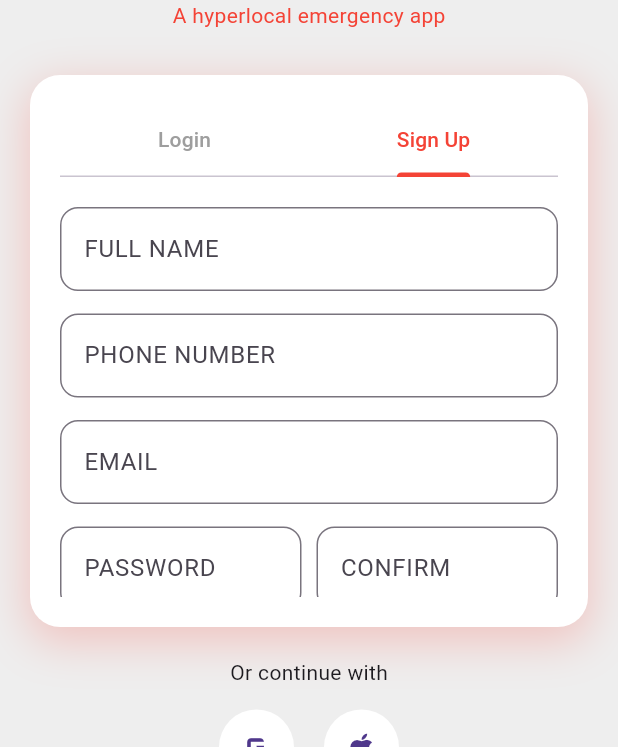
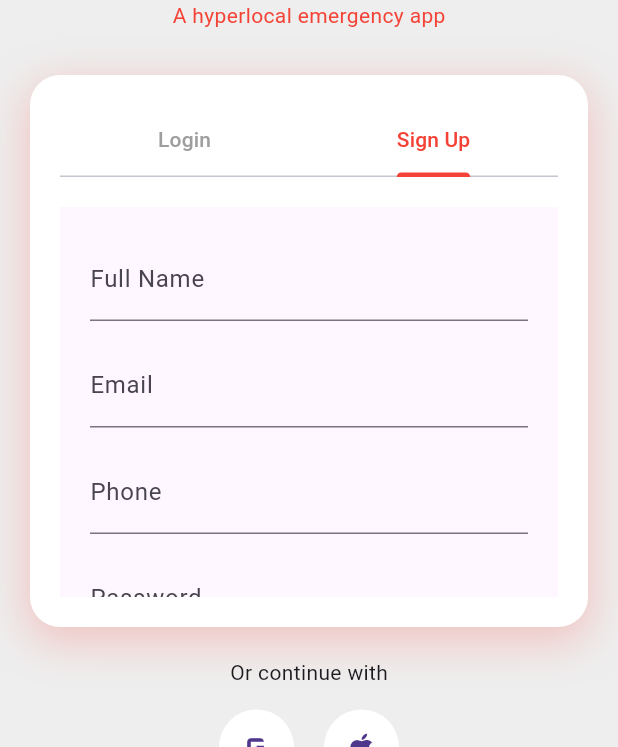
Before and after one commit to kartik480/helpNovaProject, a Flutter app: the screen it shows after launch, tab 2 chosen, on a phone screen of 412 x 824 dp, the part 489-1236 px from its top. Run offline on Flutter 3.47's test engine with Material 3 defaults, Android fonts, the phone set to English and light mode, and no system bars.

Commit message:
Update login_signup.dart

```diff
--- a/lib/login_signup.dart
+++ b/lib/login_signup.dart
@@ -252,94 +252,54 @@ class _LoginSignupScreenState extends State<LoginSignupScreen>
 
   //signup form//
   Widget signUpForm() {
-    return SingleChildScrollView(
+  return Scaffold(
+    body: SafeArea(
+      child: SingleChildScrollView(
+      child: Padding(
+        padding: EdgeInsets.all(20),
         child: Column(
           children: [
+            TextField(
+              decoration: InputDecoration(
+                labelText: "Full Name",
+              ),
+            ),
+
+            SizedBox(height: 15),
 
             TextField(
               decoration: InputDecoration(
-              labelText: "FULL NAME",
-              hintText: "John Doe",
-              border: OutlineInputBorder(
-                borderRadius: BorderRadius.circular(12),
-              ),
+                labelText: "Email"
               ),
             ),
 
-          const SizedBox(height: 15),
+            SizedBox(height: 15),
 
             TextField(
               decoration: InputDecoration(
-              labelText: "PHONE NUMBER",
-              hintText: "+1 234 567 890",
-              border: OutlineInputBorder(
-                borderRadius: BorderRadius.circular(12),
-              ),
+                labelText: "Phone",
               ),
             ),
 
-          const SizedBox(height: 15),
+            SizedBox(height: 15),
 
             TextField(
               decoration: InputDecoration(
-              labelText: "EMAIL",
-              hintText: "john@example.com",
-              border: OutlineInputBorder(
-                borderRadius: BorderRadius.circular(12),
-              ),
+                labelText: "Password",
               ),
             ),
 
-          const SizedBox(height: 15),
+            SizedBox(height: 30),
 
-          Row(
-            children: [
-
-              Expanded(
-                child: TextField(
-                  obscureText: true,
-                  decoration: InputDecoration(
-                    labelText: "PASSWORD",
-                    border: OutlineInputBorder(
-                      borderRadius: BorderRadius.circular(12),
+            ElevatedButton(
+              onPressed: (){},
+              child: Text("Sign Up"),
+            )
+          ],
+        )
       ),
-                  ),
-                ),
-              ),
-
-              const SizedBox(width: 10),
-
-              Expanded(
-                child: TextField(
-                  obscureText: true,
-                  decoration: InputDecoration(
-                    labelText: "CONFIRM",
-                    border: OutlineInputBorder(
-                      borderRadius: BorderRadius.circular(12),
-                    ),
-                  ),
-                ),
-              ),
-
-            ],
-          ),
-
-          const SizedBox(height: 15),
-
-          SizedBox(
-            width: double.infinity,
-            height: 50,
-            child: ElevatedButton(
-              style: ElevatedButton.styleFrom(
-                backgroundColor: Colors.red,
-              ),
-              onPressed: () {},
-              child: const Text("Create Account"),
-            ),
-          ),
-
-        ],
-      ),
+      )
+    )
   );
   }
 
```
Lines whose indentation alone changed are shown as unchanged.
